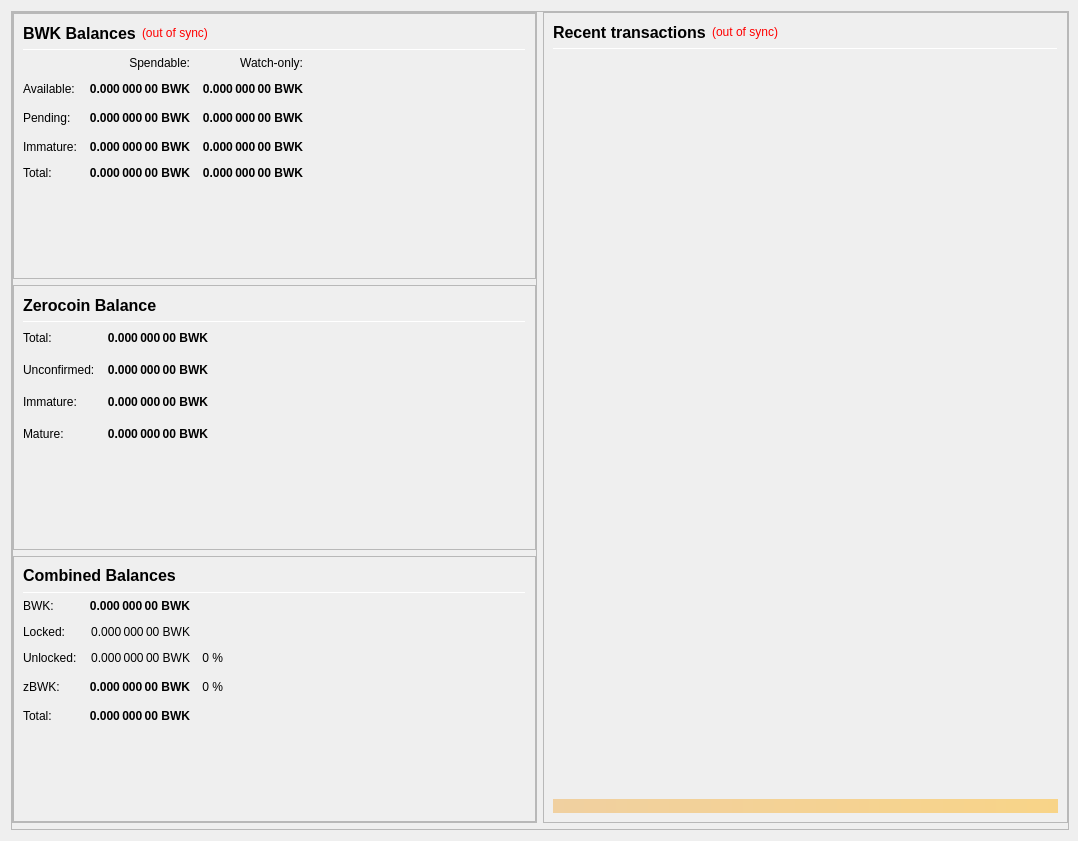
Qt form src/qt/forms/overviewpage.ui (cryptocrowd-city/xcrc-wallet) before a commit.
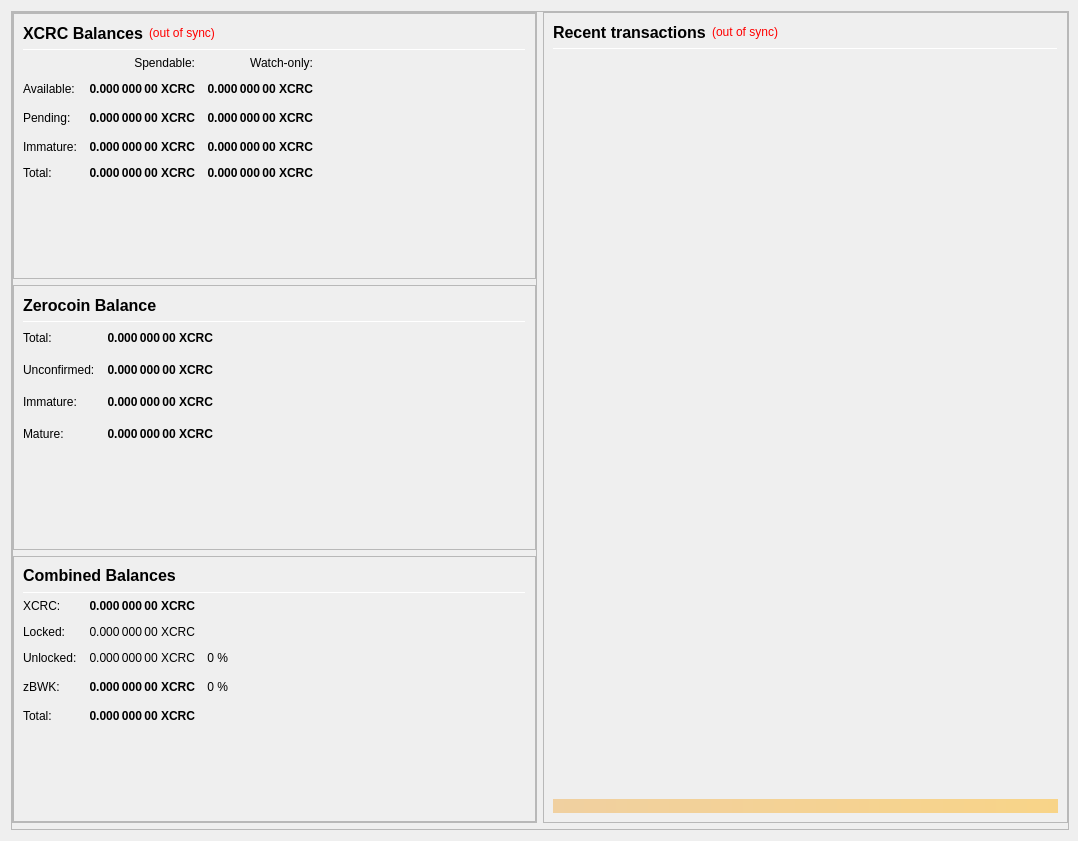
The same form after that commit.

Patch:
```diff
--- a/src/qt/forms/overviewpage.ui
+++ b/src/qt/forms/overviewpage.ui
@@ -131,7 +131,7 @@
                        </font>
                       </property>
                       <property name="text">
-                       <string>BWK Balances</string>
+                       <string>XCRC Balances</string>
                       </property>
                      </widget>
                     </item>
@@ -208,7 +208,7 @@
                        <string>Unconfirmed transactions to watch-only addresses</string>
                       </property>
                       <property name="text">
-                       <string notr="true">0.000 000 00 BWK</string>
+                       <string notr="true">0.000 000 00 XCRC</string>
                       </property>
                       <property name="alignment">
                        <set>Qt::AlignRight|Qt::AlignTrailing|Qt::AlignVCenter</set>
@@ -233,7 +233,7 @@
                        <string>Total of transactions that have yet to be confirmed, and do not yet count toward the spendable balance</string>
                       </property>
                       <property name="text">
-                       <string notr="true">0.000 000 00 BWK</string>
+                       <string notr="true">0.000 000 00 XCRC</string>
                       </property>
                       <property name="alignment">
                        <set>Qt::AlignRight|Qt::AlignTrailing|Qt::AlignVCenter</set>
@@ -258,7 +258,7 @@
                        <string>Staked or masternode rewards in watch-only addresses that has not yet matured</string>
                       </property>
                       <property name="text">
-                       <string notr="true">0.000 000 00 BWK</string>
+                       <string notr="true">0.000 000 00 XCRC</string>
                       </property>
                       <property name="alignment">
                        <set>Qt::AlignRight|Qt::AlignTrailing|Qt::AlignVCenter</set>
@@ -290,7 +290,7 @@
                        <string>Staked or masternode rewards that has not yet matured</string>
                       </property>
                       <property name="text">
-                       <string notr="true">0.000 000 00 BWK</string>
+                       <string notr="true">0.000 000 00 XCRC</string>
                       </property>
                       <property name="alignment">
                        <set>Qt::AlignRight|Qt::AlignTrailing|Qt::AlignVCenter</set>
@@ -335,7 +335,7 @@
                        <string>Your current total balance</string>
                       </property>
                       <property name="text">
-                       <string notr="true">0.000 000 00 BWK</string>
+                       <string notr="true">0.000 000 00 XCRC</string>
                       </property>
                       <property name="alignment">
                        <set>Qt::AlignRight|Qt::AlignTrailing|Qt::AlignVCenter</set>
@@ -360,7 +360,7 @@
                        <string>Current total balance in watch-only addresses</string>
                       </property>
                       <property name="text">
-                       <string notr="true">0.000 000 00 BWK</string>
+                       <string notr="true">0.000 000 00 XCRC</string>
                       </property>
                       <property name="alignment">
                        <set>Qt::AlignRight|Qt::AlignTrailing|Qt::AlignVCenter</set>
@@ -402,7 +402,7 @@
                        <string>Your current spendable balance</string>
                       </property>
                       <property name="text">
-                       <string notr="true">0.000 000 00 BWK</string>
+                       <string notr="true">0.000 000 00 XCRC</string>
                       </property>
                       <property name="alignment">
                        <set>Qt::AlignRight|Qt::AlignTrailing|Qt::AlignVCenter</set>
@@ -427,7 +427,7 @@
                        <string>Your current balance in watch-only addresses</string>
                       </property>
                       <property name="text">
-                       <string notr="true">0.000 000 00 BWK</string>
+                       <string notr="true">0.000 000 00 XCRC</string>
                       </property>
                       <property name="alignment">
                        <set>Qt::AlignRight|Qt::AlignTrailing|Qt::AlignVCenter</set>
@@ -555,7 +555,7 @@
                        <string>All available zBWK, unconfirmed and immature zBWK included.</string>
                       </property>
                       <property name="text">
-                       <string notr="true">0.000 000 00 BWK</string>
+                       <string notr="true">0.000 000 00 XCRC</string>
                       </property>
                       <property name="alignment">
                        <set>Qt::AlignRight|Qt::AlignTrailing|Qt::AlignVCenter</set>
@@ -614,7 +614,7 @@
 These zBWK are spendable.</string>
                       </property>
                       <property name="text">
-                       <string>0.000 000 00 BWK</string>
+                       <string>0.000 000 00 XCRC</string>
                       </property>
                       <property name="alignment">
                        <set>Qt::AlignRight|Qt::AlignTrailing|Qt::AlignVCenter</set>
@@ -645,7 +645,7 @@
 Immature: confirmed, but less than 1 mint of the same denomination after it was minted</string>
                       </property>
                       <property name="text">
-                       <string>0.000 000 00 BWK</string>
+                       <string>0.000 000 00 XCRC</string>
                       </property>
                       <property name="alignment">
                        <set>Qt::AlignRight|Qt::AlignTrailing|Qt::AlignVCenter</set>
@@ -689,7 +689,7 @@
 Immature: confirmed, but less than 1 mint of the same denomination after it was minted</string>
                       </property>
                       <property name="text">
-                       <string>0.000 000 00 BWK</string>
+                       <string>0.000 000 00 XCRC</string>
                       </property>
                       <property name="alignment">
                        <set>Qt::AlignRight|Qt::AlignTrailing|Qt::AlignVCenter</set>
@@ -808,7 +808,7 @@
                        <string>Total of transactions that have yet to be confirmed, and do not yet count toward the spendable balance</string>
                       </property>
                       <property name="text">
-                       <string notr="true">0.000 000 00 BWK</string>
+                       <string notr="true">0.000 000 00 XCRC</string>
                       </property>
                       <property name="alignment">
                        <set>Qt::AlignRight|Qt::AlignTrailing|Qt::AlignVCenter</set>
@@ -833,7 +833,7 @@
                        <string>Total Balance, including unconfirmed and immature coins.</string>
                       </property>
                       <property name="text">
-                       <string notr="true">0.000 000 00 BWK</string>
+                       <string notr="true">0.000 000 00 XCRC</string>
                       </property>
                       <property name="alignment">
                        <set>Qt::AlignRight|Qt::AlignTrailing|Qt::AlignVCenter</set>
@@ -866,7 +866,7 @@
                     <item row="1" column="0">
                      <widget class="QLabel" name="labelBalanceTextz">
                       <property name="text">
-                       <string>BWK:</string>
+                       <string>XCRC:</string>
                       </property>
                      </widget>
                     </item>
@@ -885,7 +885,7 @@
                        <string>Your current spendable balance</string>
                       </property>
                       <property name="text">
-                       <string notr="true">0.000 000 00 BWK</string>
+                       <string notr="true">0.000 000 00 XCRC</string>
                       </property>
                       <property name="alignment">
                        <set>Qt::AlignRight|Qt::AlignTrailing|Qt::AlignVCenter</set>
@@ -935,7 +935,7 @@
                        <string>Locked BWK or Masternode collaterals. These are excluded from zBWK minting.</string>
                       </property>
                       <property name="text">
-                       <string>0.000 000 00 BWK</string>
+                       <string>0.000 000 00 XCRC</string>
                       </property>
                       <property name="alignment">
                        <set>Qt::AlignRight|Qt::AlignTrailing|Qt::AlignVCenter</set>
@@ -968,7 +968,7 @@
                        <string>Unlocked BWKs. These can be used for zBWK minting.</string>
                       </property>
                       <property name="text">
-                       <string>0.000 000 00 BWK</string>
+                       <string>0.000 000 00 XCRC</string>
                       </property>
                       <property name="alignment">
                        <set>Qt::AlignRight|Qt::AlignTrailing|Qt::AlignVCenter</set>
```
Left out of the diff: 6 changed lines with no effect on the pictures.
